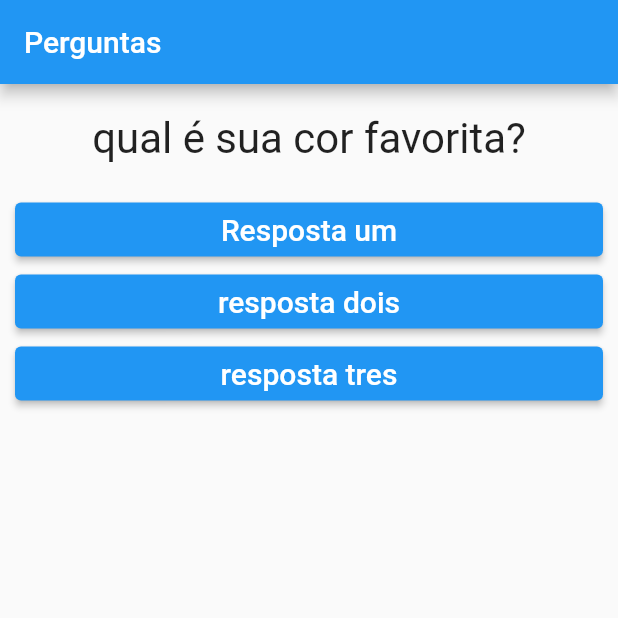
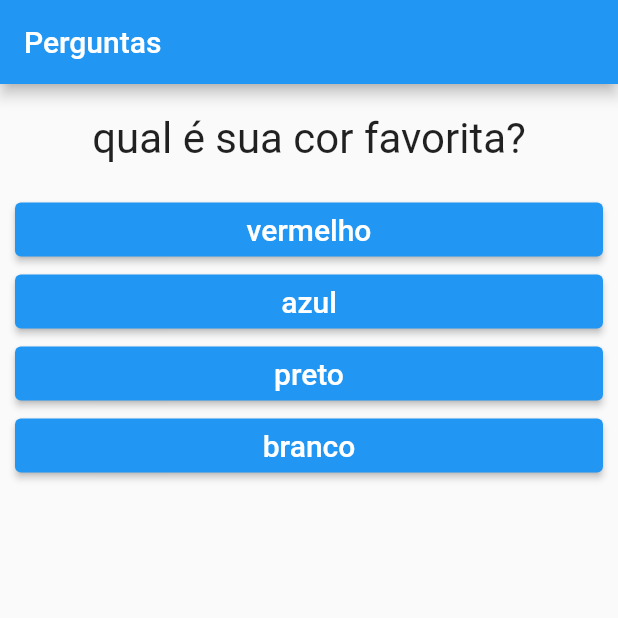
Before and after one commit to isaac545454/flutter_quiz, a Flutter app: the screen it shows after launch, on a phone screen of 412 x 824 dp, the top half of it. Run offline on Flutter 3.47's test engine with Material 2 defaults, Android fonts, the phone set to English and light mode, and no system bars; missing offline and left inert: dart:ffi.

```diff
--- a/lib/main.dart
+++ b/lib/main.dart
@@ -5,9 +5,21 @@ import 'package:flutter/material.dart';
 import 'question.dart';
 import 'button.dart';
 
-void main() => runApp(new Quiz());
+void main() => runApp(const Quiz());
 
-final List<Map<String, Object>> question = [
+class _ToRespondAppState extends State<Quiz> {
+  var toRespondSelected = 0;
+
+  void _toRespond() {
+    setState(() {
+      toRespondSelected++;
+    });
+    print(toRespondSelected);
+  }
+
+  @override
+  Widget build(BuildContext context) {
+    final question = [
       {
         'text': 'qual é sua cor favorita?',
         'res': ['vermelho', 'azul', 'preto', 'branco']
@@ -22,19 +34,13 @@ final List<Map<String, Object>> question = [
       }
     ];
 
-class _ToRespondAppState extends State<Quiz> {
-  var _toRespondSelected = 0;
+    List<Widget> resComponent = [];
 
-  void _toRespond() {
-    setState(() {
-      _toRespondSelected++;
-    });
+    for (String resIndex
+        in question[toRespondSelected]["res"] as List<String>) {
+      resComponent.add(ResponseQuestion(resIndex, _toRespond));
     }
 
-  // dynamic to = question[_toRespondSelected]['text'];
-
-  @override
-  Widget build(BuildContext context) {
     return MaterialApp(
       home: Scaffold(
         appBar: AppBar(
@@ -44,10 +50,8 @@ class _ToRespondAppState extends State<Quiz> {
         ),
         body: Column(
           children: <Widget>[
-            Question(question[_toRespondSelected]["text"].toString()),
-            ResponseQuestion('Resposta um', _toRespond),
-            ResponseQuestion('resposta dois', _toRespond),
-            ResponseQuestion('resposta tres', _toRespond),
+            Question(question[toRespondSelected]["text"].toString()),
+            ...resComponent
           ],
         ),
       ),
```
Lines whose indentation alone changed are shown as unchanged.
